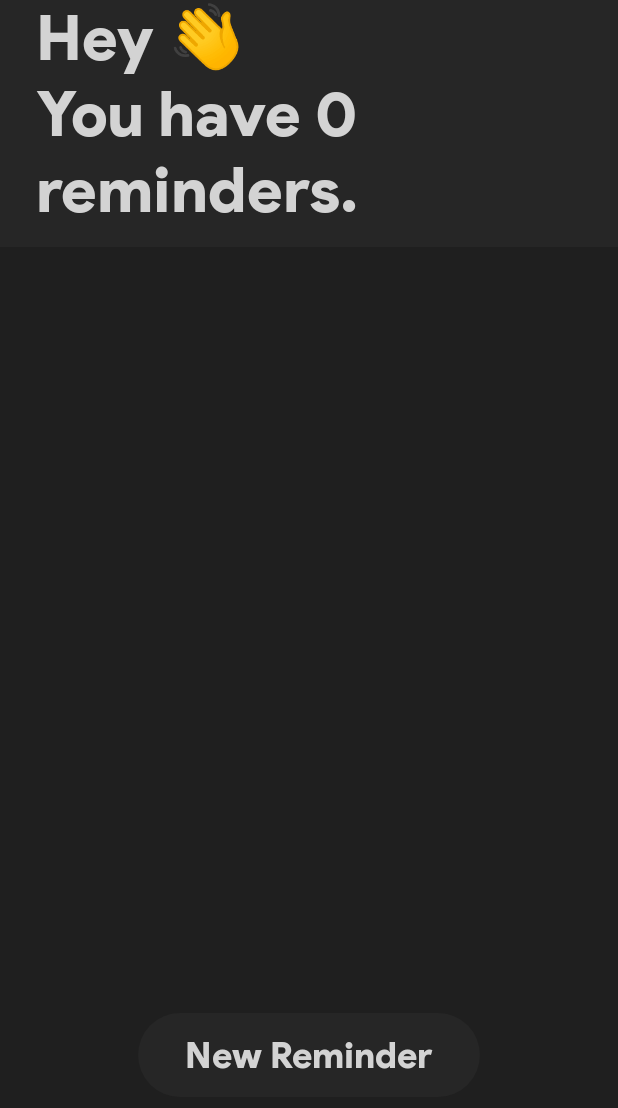
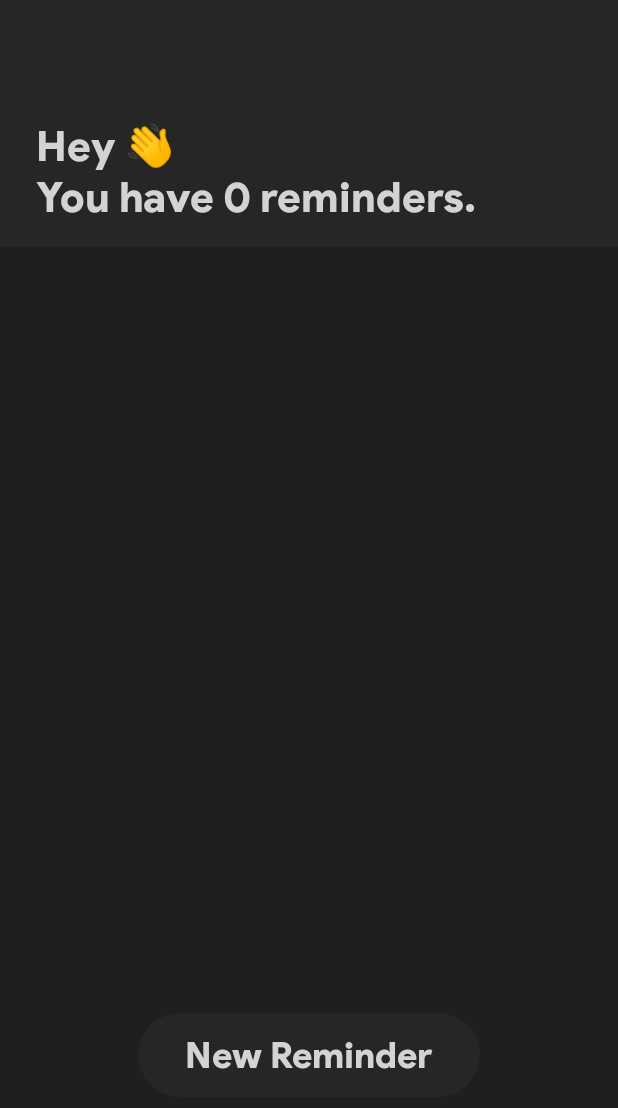
Before and after one commit to ghostyapps/HeyReminder_Android, an Android app built with Jetpack Compose: the screen it shows after launch (MainActivity), on a phone screen of 412 x 824 dp. Shown: the top 1108 px of the screen. Run offline under Robolectric (Android 15) with nearby library versions, the phone set to English and light mode, and no system bars.

Commit message:
Initial commit

```diff
--- a/app/build.gradle.kts
+++ b/app/build.gradle.kts
@@ -46,5 +46,6 @@ dependencies {
     // Material3 Date & Time Pickers
     implementation("com.marosseleng.android:compose-material3-datetime-pickers:0.7.2")
     implementation ("androidx.core:core-splashscreen:1.0.1")
+    implementation("androidx.appcompat:appcompat:1.6.1")
 
 }
--- a/app/src/main/java/com/dcapps/heyreminder/MainActivity.kt
+++ b/app/src/main/java/com/dcapps/heyreminder/MainActivity.kt
@@ -19,16 +19,22 @@ import androidx.core.app.ActivityCompat
 import androidx.core.content.ContextCompat
 
 import androidx.core.splashscreen.SplashScreen.Companion.installSplashScreen
+import androidx.core.view.WindowInsetsControllerCompat
+
+import androidx.appcompat.app.AppCompatDelegate
+import androidx.appcompat.app.AppCompatActivity
 
 
 
-class MainActivity : ComponentActivity() {
+class MainActivity : AppCompatActivity() {
     override fun onCreate(savedInstanceState: Bundle?) {
         installSplashScreen()
+        AppCompatDelegate.setDefaultNightMode(AppCompatDelegate.MODE_NIGHT_YES)
         super.onCreate(savedInstanceState)
         // Make system bars match our light-gray background
         window.statusBarColor     = ContextCompat.getColor(this, R.color.accent_color)
         window.navigationBarColor = ContextCompat.getColor(this, R.color.accent_color)
+        WindowInsetsControllerCompat(window, window.decorView).isAppearanceLightStatusBars = false
 
         // (1) Exact alarm izni isteme kodu…
 
--- a/app/src/main/java/com/dcapps/heyreminder/ui/MainScreen.kt
+++ b/app/src/main/java/com/dcapps/heyreminder/ui/MainScreen.kt
@@ -56,7 +56,7 @@ fun MainScreen() {
                 contentAlignment = Alignment.BottomStart
             ) {
                 // Adjust header font size for small screens
-                val headerFontSize = if (maxWidth < 360.dp) 24.sp else 42.sp
+                val headerFontSize = if (maxWidth < 420.dp) 28.sp else 42.sp
                 val count = reminders.size
                 Text(
                     text = "Hey 👋\nYou have $count reminders.",
@@ -114,13 +114,15 @@ fun MainScreen() {
             }
 
             // ALT BUTON (1/4 ekranın alt kısmı)
-            Box(
+            BoxWithConstraints(
                 modifier = Modifier
                     .fillMaxWidth()
                     .weight(1f)
                     .padding(16.dp),
                 contentAlignment = Alignment.TopCenter
             ) {
+                // Adjust button text size for small screens
+                val buttonFontSize = if (maxWidth < 360.dp) 16.sp else 24.sp
                 Button(
                     onClick = { showCreate = true },
                     colors = ButtonDefaults.buttonColors(containerColor = accentGreen),
@@ -131,7 +133,7 @@ fun MainScreen() {
                     Text(
                         text = "New Reminder",
                         color = textColor,
-                        fontSize = 24.sp,
+                        fontSize = buttonFontSize,
                         fontWeight = FontWeight.Bold
                     )
                 }
--- a/app/src/main/java/com/dcapps/heyreminder/ui/theme/Theme.kt
+++ b/app/src/main/java/com/dcapps/heyreminder/ui/theme/Theme.kt
@@ -1,7 +1,7 @@
 package com.dcapps.heyreminder.ui.theme
 
 import androidx.compose.material3.MaterialTheme
-import androidx.compose.material3.lightColorScheme
+import androidx.compose.material3.darkColorScheme
 import androidx.compose.material3.Typography
 import androidx.compose.runtime.Composable
 import androidx.compose.ui.res.colorResource
@@ -52,7 +52,7 @@ fun ReminderAppTheme(content: @Composable () -> Unit) {
     val onBackground  = colorResource(R.color.text_color)
     val surface       = background
     val onSurface     = onBackground
-    val colors = lightColorScheme(
+    val colors = darkColorScheme(
         primary = primary,
         onPrimary = onPrimary,
         background = background,
```
Also changed, not shown: 90 other files.
